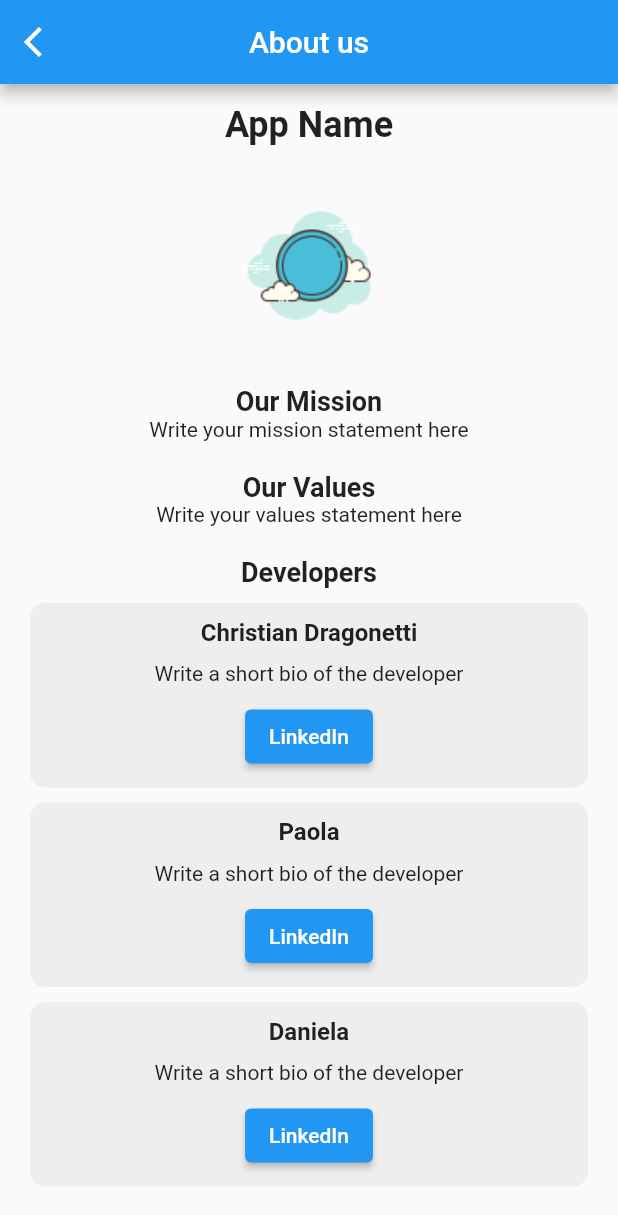
After one commit to DanielaMulas/my_app, a Flutter app: the screen it shows after launch, after a tap on "To the AboutPage", on a phone screen of 412 x 824 dp. The commit adds this screen. Shown: the top 1215 px of the screen. Run offline on Flutter 3.47's test engine with Material 2 defaults, Android fonts, the phone set to English and light mode, and no system bars; our stand-ins replace flutter_login, material_design_icons_flutter.

Commit message:
creato aboutpage

```diff
--- a/lib/main.dart
+++ b/lib/main.dart
@@ -8,7 +8,6 @@ void main() {
 class MyApp extends StatelessWidget {
   const MyApp({super.key});
 
-  // This widget is the root of your application.
   @override
   Widget build(BuildContext context) {
     return MaterialApp(
--- /dev/null
+++ b/lib/screens/aboutpage.dart
@@ -0,0 +1,121 @@
+import 'package:flutter/material.dart';
+import 'package:url_launcher/url_launcher.dart';
+
+class AboutPage extends StatelessWidget {
+  const AboutPage({super.key});
+
+  @override
+  Widget build(BuildContext context) {
+    return WillPopScope(
+      onWillPop: () async => false, // the screen does not close automatically when the back button is pressed
+      child: Scaffold(
+        appBar: AppBar(
+          leading: GestureDetector(
+            child: Icon(Icons.arrow_back_ios), // the default arrow icon button has been changed to one having more style
+            onTap: () => Navigator.pop(context),
+          ), // manually handling the back button
+          centerTitle: true,
+          title: Text("About us"),
+        ),
+        body: Center(
+          child: Padding(
+            padding: const EdgeInsets.symmetric(horizontal: 20.0),
+            child: SingleChildScrollView(
+              child: Column(
+                mainAxisAlignment: MainAxisAlignment.center,
+                children: [
+                  // App Name
+                  Text('App Name', style: TextStyle(fontSize: 24.0, fontWeight: FontWeight.bold,),),
+                  SizedBox(height: 20.0),
+
+                  // App Logo
+                  Image.asset('assets/images/icon_app.png', width: 120.0, height: 120.0,),
+                  SizedBox(height: 20.0),
+
+                  // Mission Section
+                  Text('Our Mission', style: TextStyle(fontSize: 18.0, fontWeight: FontWeight.bold,),),
+                  Text('Write your mission statement here', textAlign: TextAlign.center,),
+                  SizedBox(height: 20.0),
+
+                  // Values Section
+                  Text('Our Values', style: TextStyle(fontSize: 18.0, fontWeight: FontWeight.bold,),),
+                  Text('Write your values statement here', textAlign: TextAlign.center,),
+                  SizedBox(height: 20.0),
+
+                  // Developers Section
+                  Text('Developers', style: TextStyle(fontSize: 18.0, fontWeight: FontWeight.bold,),),
+                  SizedBox(height: 10.0),
+
+                  // Developer 1
+                  DeveloperCard(
+                    name: 'Christian Dragonetti',
+                    bio: 'Write a short bio of the developer',
+                    linkedinUrl: Uri.parse('https://www.linkedin.com/in/christian-dragonetti-942bb7211/'),
+                  ),
+                  SizedBox(height: 10.0),
+
+                  // Developer 2
+                  DeveloperCard(
+                    name: 'Paola',
+                    bio: 'Write a short bio of the developer',
+                    linkedinUrl: Uri.parse('https://www.linkedin.com/developer2'),
+                  ),
+                  SizedBox(height: 10.0),
+
+                  // Developer 3
+                  DeveloperCard(
+                    name: 'Daniela',
+                    bio: 'Write a short bio of the developer',
+                    linkedinUrl: Uri.parse('https://www.linkedin.com/developer3'),
+                  ),
+                  SizedBox(height: 20.0),
+                ],
+              ),
+            ),
+          ),
+        ),
+      ),
+    ); // WillPopScope give us control over the back button action
+  }
+}
+
+
+class DeveloperCard extends StatelessWidget {
+  final String name;
+  final String bio;
+  final Uri linkedinUrl;
+
+  const DeveloperCard({
+    required this.name,
+    required this.bio,
+    required this.linkedinUrl,
+  });
+
+  @override
+  Widget build(BuildContext context) {
+    return Container(
+      width: double.infinity,
+      padding: EdgeInsets.all(10.0),
+      decoration: BoxDecoration(borderRadius: BorderRadius.circular(10.0), color: Colors.grey[200],),
+      child: Column(
+        children: [
+          Text(name, style: TextStyle(fontSize: 16.0, fontWeight: FontWeight.bold,),),
+          SizedBox(height: 10.0),
+          Text(bio, textAlign: TextAlign.center,),
+          SizedBox(height: 10.0),
+          ElevatedButton(
+              onPressed: () async {
+              if(await canLaunchUrl(linkedinUrl)){
+                await launchUrl(linkedinUrl, mode: LaunchMode.inAppWebView);
+              }
+              else{
+                throw "Couldn't launch ${linkedinUrl}";
+              }
+            },
+            child: Text('LinkedIn'),
+          ),
+        ],
+      ),
+    );
+  }
+}
--- a/lib/screens/loginpage.dart
+++ b/lib/screens/loginpage.dart
@@ -1,13 +1,13 @@
 import 'package:flutter/material.dart';
 import 'package:material_design_icons_flutter/material_design_icons_flutter.dart';
 import 'package:my_app/screens/homepage.dart';
+import 'package:my_app/screens/aboutpage.dart';
 import 'package:flutter_login/flutter_login.dart';
 
 class LoginPage extends StatelessWidget{
   const LoginPage({Key? key}) : super(key:key);
 
   static const routeDisplayName = 'LoginPage';
-
 
 
   @override
@@ -26,16 +26,27 @@ class LoginPage extends StatelessWidget{
               child: Text('To the HomePage'),
               onPressed: () => _toHomePage(context),
             ),
+            ElevatedButton(
+              child: Text('To the AboutPage'),
+              onPressed: () => _toAboutPage(context),
+            ),
           ],
         ),
       ),
 
     );
   }
+
+
   void _toHomePage(BuildContext context){
     //Pop
     Navigator.pop(context);
     //Push HomePage
     Navigator.push(context, MaterialPageRoute(builder: (context) => HomePage()));
   }
+
+  void _toAboutPage(BuildContext context){
+    Navigator.push(context, MaterialPageRoute(builder: (context) => AboutPage()));
+  }
+
 }
--- a/pubspec.yaml
+++ b/pubspec.yaml
@@ -32,6 +32,7 @@ dependencies:
     sdk: flutter
   material_design_icons_flutter: ^6.0.7096
   flutter_login: ^4.1.1
+  url_launcher: ^6.1.11
 
   # The following adds the Cupertino Icons font to your application.
   # Use with the CupertinoIcons class for iOS style icons.
@@ -60,8 +61,8 @@ flutter:
   uses-material-design: true
 
   # To add assets to your application, add an assets section, like this:
-  # assets:
-  #   - images/a_dot_burr.jpeg
+  assets:
+    - assets/images/icon_app.png
   #   - images/a_dot_ham.jpeg
 
   # An image asset can refer to one or more resolution-specific "variants", see
```
Also changed, not shown: assets/images/circle.png (added), assets/images/icon_app.png (added), pubspec.lock, 1 other file.
